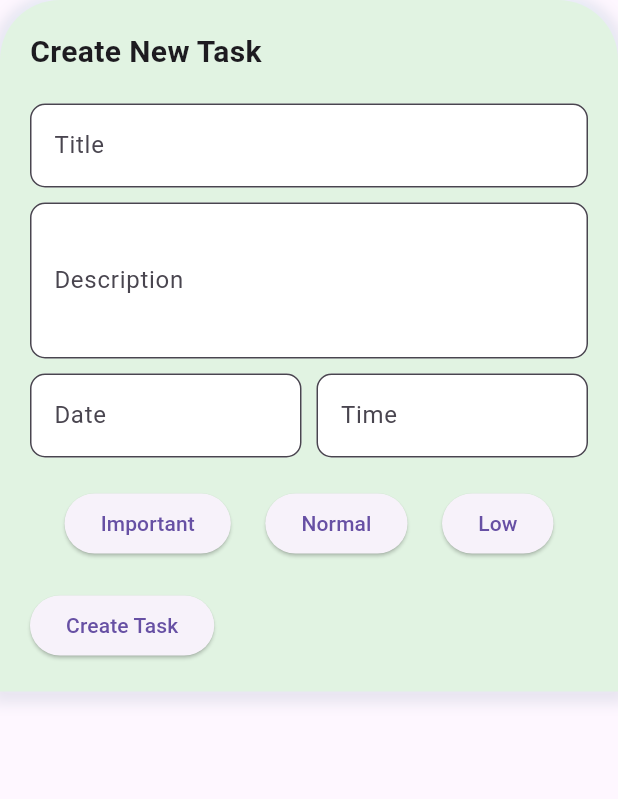
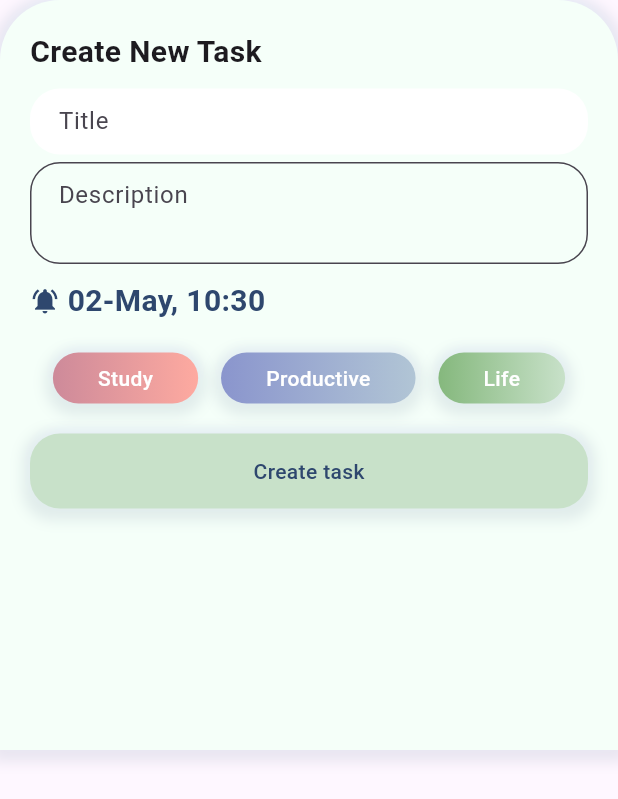
Before and after one commit to blueCuraca0/notenova, a Flutter app: the CreateTaskBottomSheet widget shown alone on an empty page, opened directly, on a phone screen of 412 x 824 dp. Shown: the top 799 px of the screen. Run offline on Flutter 3.47's test engine with Material 3 defaults, Android fonts, the phone set to English and light mode, and no system bars; our stand-ins replace cloud_firestore, device_preview, firebase_core; missing offline and left inert: dart:ffi; accounts and stored records are empty.

Commit message:
added custom button

```diff
--- a/lib/core/style/c_colors.dart
+++ b/lib/core/style/c_colors.dart
@@ -16,11 +16,11 @@ class CColors {
     const Color(0xffCD8A9A),
     const Color(0xffFEAAA0)
   ];
-  static List<Color> greenGradientColor = [
+  static List<Color> blueGradientColor = [
     const Color(0xff8A95CD),
     const Color(0xffB1C5D5)
   ];
-  static List<Color> blueGradientColor = [
+  static List<Color> greenGradientColor = [
     const Color(0xff85B87D),
     const Color(0xffC8E1C9)
   ];
--- a/lib/core/widgets/custom_button.dart
+++ b/lib/core/widgets/custom_button.dart
@@ -1,25 +1,50 @@
+import 'dart:ffi';
+
 import 'package:flutter/material.dart';
 import 'package:notenova/core/style/c_colors.dart';
+import 'package:notenova/core/utils/constants.dart';
 
 class CustomButton extends StatelessWidget {
   final String text;
   final Function onPressed;
+  final Gradient? gradient;
+  final EdgeInsetsGeometry buttonPadding;
+  final double? height;
+  final double? width;
 
-  const CustomButton({super.key, required this.text, required this.onPressed});
+  const CustomButton({
+    super.key,
+    this.height,
+    this.width,
+    required this.text,
+    required this.onPressed,
+    this.gradient,
+    this.buttonPadding = const EdgeInsets.all(15),
+  });
 
   @override
   Widget build(BuildContext context) {
-    return ElevatedButton(
-      onPressed: () => onPressed(),
-      style: ButtonStyle(
-        backgroundColor: MaterialStateProperty.all<Color>(CColors.primary),
-        padding: MaterialStateProperty.all<EdgeInsetsGeometry>(
-            const EdgeInsets.all(20)),
-      ),
-      child: Text(
-        text,
-        style:
-            const TextStyle(color: CColors.text, fontWeight: FontWeight.w400),
+    return GestureDetector(
+      onTap: () => onPressed(),
+      child: Container(
+        height: height,
+        width: width,
+        decoration: BoxDecoration(
+          boxShadow: shadowCard,
+          color: CColors.primary,
+          gradient: gradient,
+          borderRadius: BorderRadius.circular(20.0),
+        ),
+        padding: buttonPadding,
+        child: Center(
+          child: Text(
+            text,
+            style: TextStyle(
+              color: gradient != null ? CColors.white : CColors.text,
+              fontWeight: FontWeight.w500,
+            ),
+          ),
+        ),
       ),
     );
   }
--- /dev/null
+++ b/lib/core/widgets/custom_textfield.dart
@@ -0,0 +1,39 @@
+import 'package:flutter/material.dart';
+
+class CustomTextField extends StatelessWidget {
+  final TextEditingController? controller;
+  final String hintText;
+  final int? maxLine;
+
+  const CustomTextField({
+    super.key,
+    this.controller,
+    required this.hintText,
+    this.maxLine,
+  });
+
+  @override
+  Widget build(BuildContext context) {
+    return Container(
+      child: TextField(
+        maxLines: maxLine,
+        controller: controller,
+        decoration: InputDecoration(
+          isDense: true,
+          filled: true,
+          hintText: hintText,
+          fillColor: Colors.transparent,
+          contentPadding:
+              const EdgeInsets.symmetric(vertical: 10.0, horizontal: 15.0),
+          border: OutlineInputBorder(
+            borderSide: BorderSide(
+              color: Colors.grey.withOpacity(0.9),
+              width: 3.0,
+            ),
+            borderRadius: BorderRadius.circular(20.0),
+          ),
+        ),
+      ),
+    );
+  }
+}
--- a/lib/features/to_do/presentation/pages/task_bottom_sheet.dart
+++ b/lib/features/to_do/presentation/pages/task_bottom_sheet.dart
@@ -1,16 +1,54 @@
 import 'package:flutter/material.dart';
+import 'package:intl/intl.dart';
 import 'package:notenova/core/style/c_colors.dart';
 import 'package:notenova/core/utils/constants.dart';
+import 'package:notenova/core/widgets/custom_textfield.dart';
 
-class CreateTaskBottomSheet extends StatelessWidget {
+import '../../../../core/widgets/custom_button.dart';
+
+class CreateTaskBottomSheet extends StatefulWidget {
   const CreateTaskBottomSheet({super.key});
+
+  @override
+  State<CreateTaskBottomSheet> createState() => _CreateTaskBottomSheetState();
+}
+
+class _CreateTaskBottomSheetState extends State<CreateTaskBottomSheet> {
+  DateTime _selectedDateTime = DateTime.now();
+
+  Future<void> _selectDateTime(BuildContext context) async {
+    final DateTime? pickedDate = await showDatePicker(
+      context: context,
+      initialDate: _selectedDateTime,
+      firstDate: DateTime(2020),
+      lastDate: DateTime(2101),
+    );
+    if (pickedDate != null) {
+      final TimeOfDay? pickedTime = await showTimePicker(
+        context: context,
+        initialTime: TimeOfDay.fromDateTime(_selectedDateTime),
+      );
+      if (pickedTime != null) {
+        setState(() {
+          _selectedDateTime = DateTime(
+            pickedDate.year,
+            pickedDate.month,
+            pickedDate.day,
+            pickedTime.hour,
+            pickedTime.minute,
+          );
+        });
+      }
+    }
+  }
 
   @override
   Widget build(BuildContext context) {
     return Container(
+      height: 500,
       padding: const EdgeInsets.all(20.0),
       decoration: BoxDecoration(
-        color: CColors.accent,
+        color: CColors.accentSoft,
         borderRadius: const BorderRadius.only(
           topLeft: Radius.circular(40.0),
           topRight: Radius.circular(40.0),
@@ -28,81 +66,88 @@ class CreateTaskBottomSheet extends StatelessWidget {
               fontWeight: FontWeight.bold,
             ),
           ),
-          const SizedBox(height: 20.0),
+          midSizedBoxHeight,
           TextField(
             decoration: InputDecoration(
+              contentPadding:
+                  const EdgeInsets.symmetric(vertical: 10.0, horizontal: 15.0),
+              isDense: true,
               filled: true,
               fillColor: Colors.white,
               labelText: 'Title',
               border: OutlineInputBorder(
-                borderRadius: BorderRadius.circular(10.0),
+                borderSide: BorderSide.none,
+                borderRadius: BorderRadius.circular(20.0),
               ),
             ),
           ),
-          const SizedBox(height: 10.0),
-          TextField(
-            decoration: InputDecoration(
-              filled: true,
-              fillColor: Colors.white,
-              labelText: 'Description',
-              border: OutlineInputBorder(
-                borderRadius: BorderRadius.circular(10.0),
-              ),
-            ),
-            maxLines: 3,
+          smallSizedBoxHeight,
+          const CustomTextField(
+            maxLine: 2,
+            hintText: 'Description',
           ),
-          const SizedBox(height: 10.0),
+          midSizedBoxHeight,
           Row(
             children: <Widget>[
-              Expanded(
-                child: TextField(
-                  decoration: InputDecoration(
-                    filled: true,
-                    fillColor: Colors.white,
-                    labelText: 'Date',
-                    border: OutlineInputBorder(
-                      borderRadius: BorderRadius.circular(10.0),
-                    ),
-                  ),
-                ),
+              const Icon(
+                Icons.notifications_active,
+                size: 20,
+                color: CColors.text,
               ),
-              const SizedBox(width: 10.0),
-              Expanded(
-                child: TextField(
-                  decoration: InputDecoration(
-                    filled: true,
-                    fillColor: Colors.white,
-                    labelText: 'Time',
-                    border: OutlineInputBorder(
-                      borderRadius: BorderRadius.circular(10.0),
-                    ),
-                  ),
+              smallSizedBoxWidth,
+              GestureDetector(
+                onTap: () => _selectDateTime(context),
+                child: Text(
+                  DateFormat('dd-MMMM, HH:mm').format(_selectedDateTime),
+                  style: const TextStyle(
+                      fontSize: 20,
+                      fontWeight: FontWeight.bold,
+                      color: CColors.text),
                 ),
               ),
             ],
           ),
-          const SizedBox(height: 20.0),
+          midSizedBoxHeight,
+          midSizedBoxHeight,
           Row(
             mainAxisAlignment: MainAxisAlignment.spaceEvenly,
             children: <Widget>[
-              ElevatedButton(
+              CustomButton(
                 onPressed: () {},
-                child: const Text('Important'),
+                text: 'Study',
+                buttonPadding:
+                    const EdgeInsets.symmetric(horizontal: 30, vertical: 7),
+                gradient: LinearGradient(
+                  colors: CColors.pinkGradientColor,
+                ),
               ),
-              ElevatedButton(
+              CustomButton(
                 onPressed: () {},
-                child: const Text('Normal'),
+                text: 'Productive',
+                buttonPadding:
+                    const EdgeInsets.symmetric(horizontal: 30, vertical: 7),
+                gradient: LinearGradient(
+                  colors: CColors.blueGradientColor,
+                ),
               ),
-              ElevatedButton(
+              CustomButton(
                 onPressed: () {},
-                child: const Text('Low'),
+                text: 'Life',
+                buttonPadding:
+                    const EdgeInsets.symmetric(horizontal: 30, vertical: 7),
+                gradient: LinearGradient(
+                  colors: CColors.greenGradientColor,
+                ),
               ),
             ],
           ),
-          const SizedBox(height: 20.0),
-          ElevatedButton(
+          midSizedBoxHeight,
+          midSizedBoxHeight,
+          CustomButton(
             onPressed: () {},
-            child: const Text('Create Task'),
+            text: 'Create task',
+            buttonPadding:
+                const EdgeInsets.symmetric(horizontal: 30, vertical: 15),
           ),
         ],
       ),
--- a/lib/features/to_do/presentation/pages/todo_page.dart
+++ b/lib/features/to_do/presentation/pages/todo_page.dart
@@ -39,6 +39,8 @@ class ToDoPage extends StatelessWidget {
                         style: const TextStyle(fontSize: 20)),
                     const Spacer(),
                     CustomButton(
+                        buttonPadding: const EdgeInsets.symmetric(
+                            vertical: 10.0, horizontal: 15.0),
                         onPressed: () {
                           showModalBottomSheet(
                             context: context,
```
